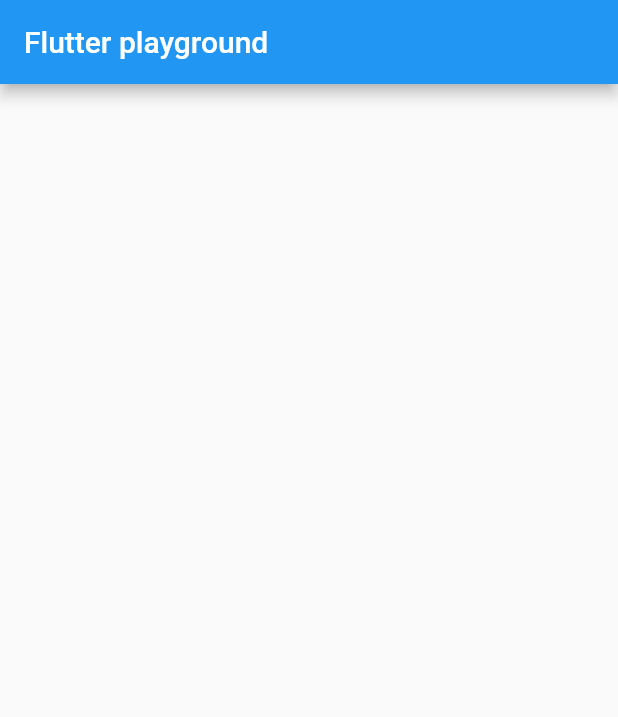
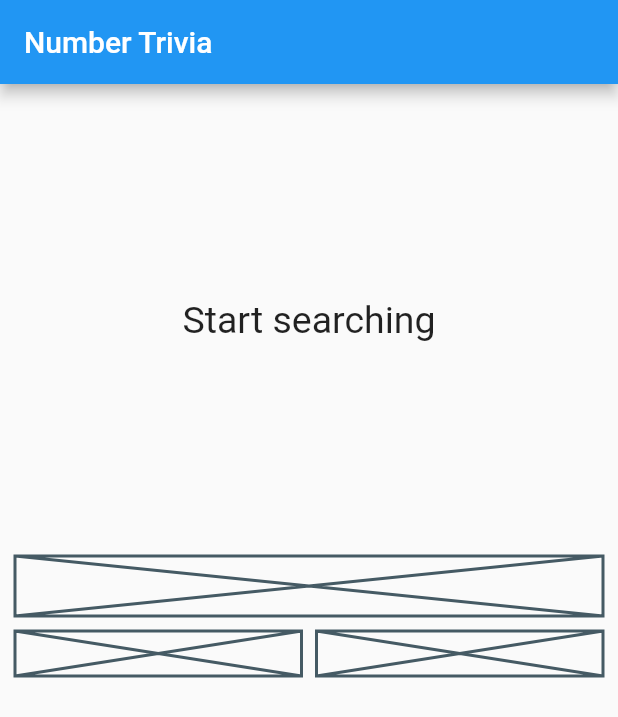
Before and after one commit to fuadaghazada/flutter_pg, a Flutter app: the screen it shows after launch, on a phone screen of 412 x 824 dp. Shown: the top 717 px of the screen. Run offline on Flutter 3.47's test engine with Material 2 defaults, Android fonts, the phone set to English and light mode, and no system bars; our stand-ins replace bloc, dartz, data_connection_checker, equatable, flutter_bloc, get_it and 1 more.

Commit message:
Adding some UI implementation

```diff
--- /dev/null
+++ b/lib/features/number_trivia/presentation/pages/number_trivia_page.dart
@@ -0,0 +1,78 @@
+import 'package:flutter/material.dart';
+import 'package:flutter_bloc/flutter_bloc.dart';
+import 'package:flutter_pg/features/number_trivia/presentation/bloc/bloc.dart';
+import 'package:flutter_pg/features/number_trivia/presentation/widgets/loading_widget.dart';
+import 'package:flutter_pg/features/number_trivia/presentation/widgets/message_display.dart';
+import 'package:flutter_pg/features/number_trivia/presentation/widgets/trivia_display.dart';
+import 'package:flutter_pg/injection_container.dart';
+
+class NumberTriviaPage extends StatelessWidget {
+  const NumberTriviaPage({Key key}) : super(key: key);
+
+  @override
+  Widget build(BuildContext context) {
+    return Scaffold(
+      appBar: AppBar(
+        title: Text('Number Trivia'),
+      ),
+      body: buildBody(context),
+    );
+  }
+
+  BlocProvider<NumberTriviaBloc> buildBody(BuildContext context) {
+    return BlocProvider(
+      create: (_) => sl<NumberTriviaBloc>(),
+      child: Center(
+        child: Padding(
+          padding: const EdgeInsets.all(10.0),
+          child: Column(
+            children: [
+              // Top half
+              SizedBox(height: 10.0),
+              Container(
+                height: MediaQuery.of(context).size.height / 3,
+                child: BlocBuilder<NumberTriviaBloc, NumberTriviaState>(
+                  builder: (context, state) {
+                    if (state is Empty) {
+                      return MessageDisplay(
+                        message: 'Start searching',
+                      );
+                    } else if (state is Loading) {
+                      return LoadingWidget();
+                    } else if (state is Loaded) {
+                      return TriviaDisplay(trivia: state.trivia);
+                    } else if (state is Error) {
+                      return MessageDisplay(
+                        message: state.message,
+                      );
+                    }
+                    return Placeholder();
+                  },
+                ),
+              ),
+              SizedBox(height: 20.0),
+              // Bottom  half
+              Column(
+                children: [
+                  Placeholder(fallbackHeight: 40),
+                  SizedBox(height: 10.0),
+                  Row(
+                    children: [
+                      Expanded(
+                        child: Placeholder(fallbackHeight: 30),
+                      ),
+                      SizedBox(width: 10.0),
+                      Expanded(
+                        child: Placeholder(fallbackHeight: 30),
+                      ),
+                    ],
+                  )
+                ],
+              )
+            ],
+          ),
+        ),
+      ),
+    );
+  }
+}
--- /dev/null
+++ b/lib/features/number_trivia/presentation/widgets/message_display.dart
@@ -0,0 +1,26 @@
+import 'package:flutter/material.dart';
+
+class MessageDisplay extends StatelessWidget {
+  final String message;
+
+  const MessageDisplay({
+    Key key,
+    @required this.message,
+  }) : super(key: key);
+
+  @override
+  Widget build(BuildContext context) {
+    return Container(
+      height: MediaQuery.of(context).size.height / 3,
+      child: Center(
+        child: SingleChildScrollView(
+          child: Text(
+            message,
+            style: TextStyle(fontSize: 25),
+            textAlign: TextAlign.center,
+          ),
+        ),
+      ),
+    );
+  }
+}
--- /dev/null
+++ b/lib/features/number_trivia/presentation/widgets/widgets.dart
@@ -0,0 +1,3 @@
+export 'loading_widget.dart';
+export 'message_display.dart';
+export 'trivia_display.dart';
--- a/lib/main.dart
+++ b/lib/main.dart
@@ -1,7 +1,9 @@
 import 'package:flutter/material.dart';
+import 'package:flutter_pg/features/number_trivia/presentation/pages/number_trivia_page.dart';
 import 'package:flutter_pg/injection_container.dart' as di;
 
 void main() async {
+  WidgetsFlutterBinding.ensureInitialized();
   await di.init();
   runApp(MyApp());
 }
@@ -10,11 +12,11 @@ class MyApp extends StatelessWidget {
   @override
   Widget build(BuildContext context) {
     return MaterialApp(
-      home: Scaffold(
-        appBar: AppBar(
-          title: const Text('Flutter playground'),
-        ),
-        body: Container(),
+      title: 'Number Trivia',
+      home: NumberTriviaPage(),
+      theme: ThemeData(
+        primaryColor: Colors.green.shade800,
+        accentColor: Colors.green.shade600,
       ),
     );
   }
```
Also changed, not shown: lib/features/number_trivia/presentation/widgets/loading_widget.dart (added, +15 -0 lines), lib/features/number_trivia/presentation/widgets/trivia_display.dart (added, +40 -0 lines), 1 other file.
